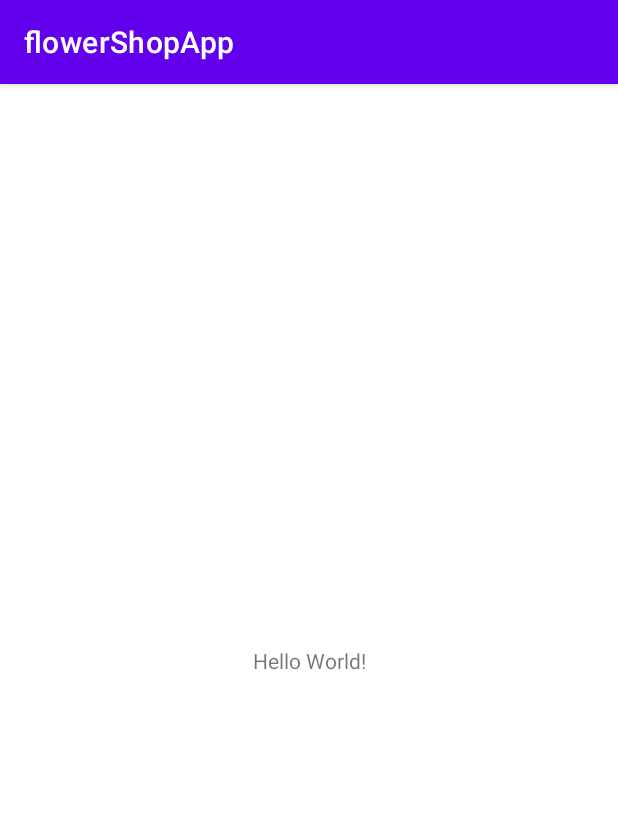
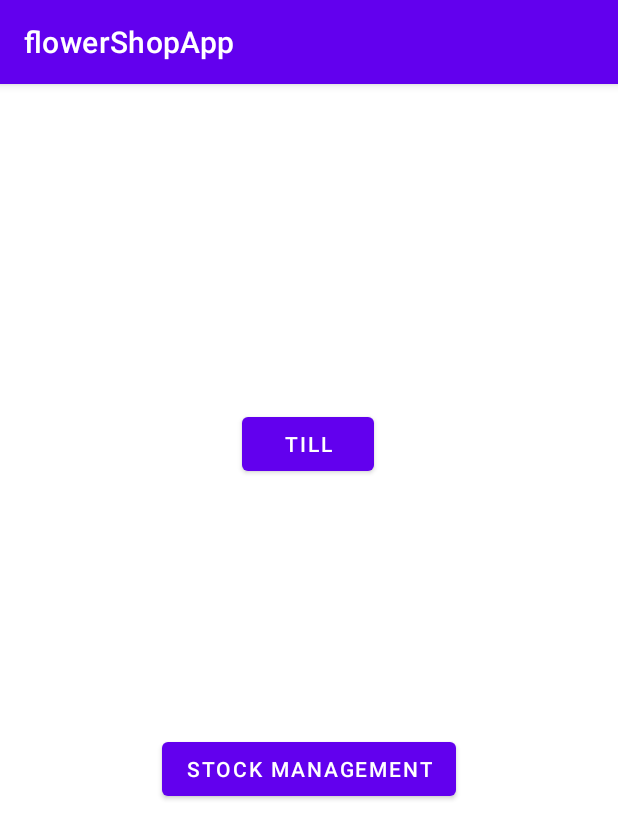
Before and after one commit to mimidea/flowerShop, an Android app: the screen it shows after launch (MainActivity), on a phone screen of 412 x 824 dp. Shown: the top 839 px of the screen. Run offline under Robolectric (Android 15) with nearby library versions, the phone set to English and light mode, and no system bars.

Commit message:
create 2 buttons

```diff
--- /dev/null
+++ b/app/src/main/java/com/example/flowershopapp/StockManagement.java
@@ -0,0 +1,4 @@
+package com.example.flowershopapp;
+
+public class StockManagement {
+}
--- /dev/null
+++ b/app/src/main/java/com/example/flowershopapp/Till.java
@@ -0,0 +1,4 @@
+package com.example.flowershopapp;
+
+public class Till {
+}
--- a/app/src/main/res/layout/activity_main.xml
+++ b/app/src/main/res/layout/activity_main.xml
@@ -6,13 +6,28 @@
     android:layout_height="match_parent"
     tools:context=".MainActivity">
 
-    <TextView
+
+    <Button
+        android:id="@+id/button"
         android:layout_width="wrap_content"
         android:layout_height="wrap_content"
-        android:text="Hello World!"
+        android:layout_marginTop="216dp"
+        android:text="@string/till"
+        app:layout_constraintEnd_toEndOf="parent"
+        app:layout_constraintHorizontal_bias="0.498"
+        app:layout_constraintStart_toStartOf="parent"
+        app:layout_constraintTop_toTopOf="parent"
+        android:onClick="openTill"/>
+
+    <Button
+        android:id="@+id/button2"
+        android:layout_width="wrap_content"
+        android:layout_height="wrap_content"
+        android:text="@string/stock_management"
         app:layout_constraintBottom_toBottomOf="parent"
-        app:layout_constraintLeft_toLeftOf="parent"
-        app:layout_constraintRight_toRightOf="parent"
-        app:layout_constraintTop_toTopOf="parent" />
-
+        app:layout_constraintEnd_toEndOf="parent"
+        app:layout_constraintStart_toStartOf="parent"
+        app:layout_constraintTop_toBottomOf="@+id/button"
+        app:layout_constraintVertical_bias="0.37"
+        android:onClick="openStockManagement"/>
 </androidx.constraintlayout.widget.ConstraintLayout>
--- /dev/null
+++ b/app/src/main/res/layout/stock_management.xml
@@ -0,0 +1,6 @@
+<?xml version="1.0" encoding="utf-8"?>
+<androidx.constraintlayout.widget.ConstraintLayout
+    xmlns:android="http://schemas.android.com/apk/res/android" android:layout_width="match_parent"
+    android:layout_height="match_parent">
+
+</androidx.constraintlayout.widget.ConstraintLayout>
--- /dev/null
+++ b/app/src/main/res/layout/till.xml
@@ -0,0 +1,6 @@
+<?xml version="1.0" encoding="utf-8"?>
+<androidx.constraintlayout.widget.ConstraintLayout
+    xmlns:android="http://schemas.android.com/apk/res/android" android:layout_width="match_parent"
+    android:layout_height="match_parent">
+
+</androidx.constraintlayout.widget.ConstraintLayout>
--- a/app/src/main/res/values/strings.xml
+++ b/app/src/main/res/values/strings.xml
@@ -1,3 +1,6 @@
 <resources>
     <string name="app_name">flowerShopApp</string>
+    <string name="flower">flower</string>
+    <string name="till">Till</string>
+    <string name="stock_management">Stock Management</string>
 </resources>
```
Also changed, not shown: app/src/main/java/com/example/flowershopapp/MainActivity.java (+14 -0 lines).
